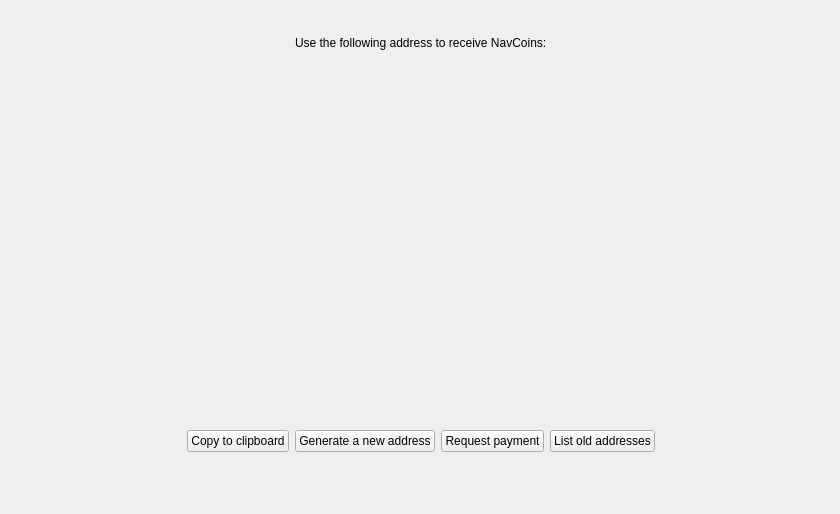
Before: the Qt Designer form src/qt/getaddresstoreceive.ui in navcoin/navcoin-core, drawn with Qt 5.
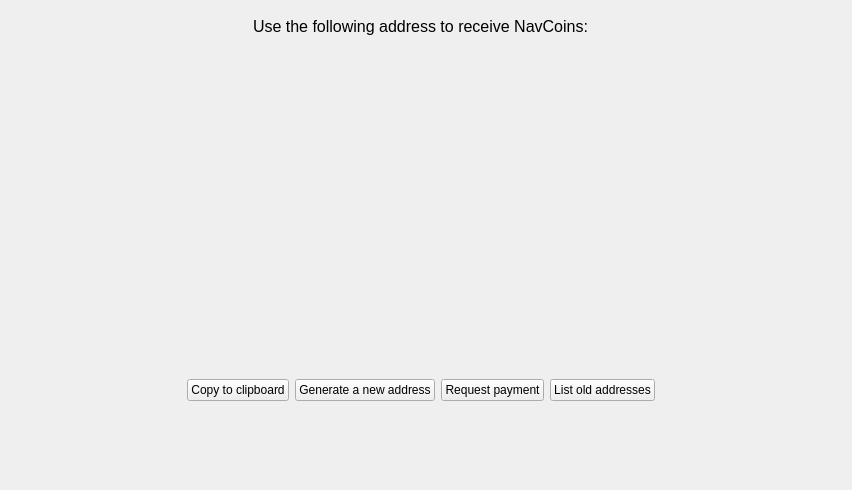
After: the same form once the commit is applied. Custom widgets are drawn as their Qt base class.

Commit message: gui: reduced font size

The edit to the form file:
```diff
--- a/src/qt/getaddresstoreceive.ui
+++ b/src/qt/getaddresstoreceive.ui
@@ -6,8 +6,8 @@
    <rect>
     <x>0</x>
     <y>0</y>
-    <width>840</width>
-    <height>514</height>
+    <width>852</width>
+    <height>490</height>
    </rect>
   </property>
   <property name="windowTitle">
@@ -19,7 +19,7 @@
      <x>10</x>
      <y>10</y>
      <width>821</width>
-     <height>502</height>
+     <height>471</height>
     </rect>
    </property>
    <layout class="QVBoxLayout" name="verticalLayout">
@@ -56,6 +56,11 @@
       </item>
       <item>
        <widget class="QLabel" name="label">
+        <property name="font">
+         <font>
+          <pointsize>12</pointsize>
+         </font>
+        </property>
         <property name="text">
          <string>Use the following address to receive NavCoins:</string>
         </property>
@@ -266,7 +271,7 @@
       <property name="sizeHint" stdset="0">
        <size>
         <width>20</width>
-        <height>60</height>
+        <height>80</height>
        </size>
       </property>
      </spacer>
```
The commit also changes 5 other files.
